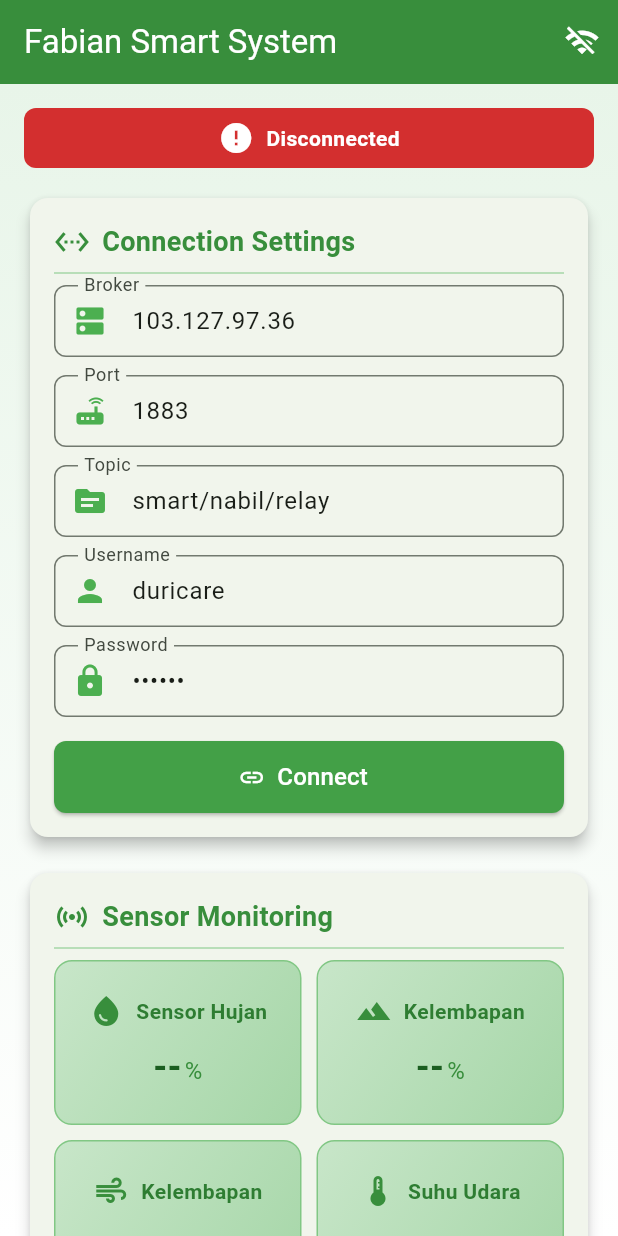
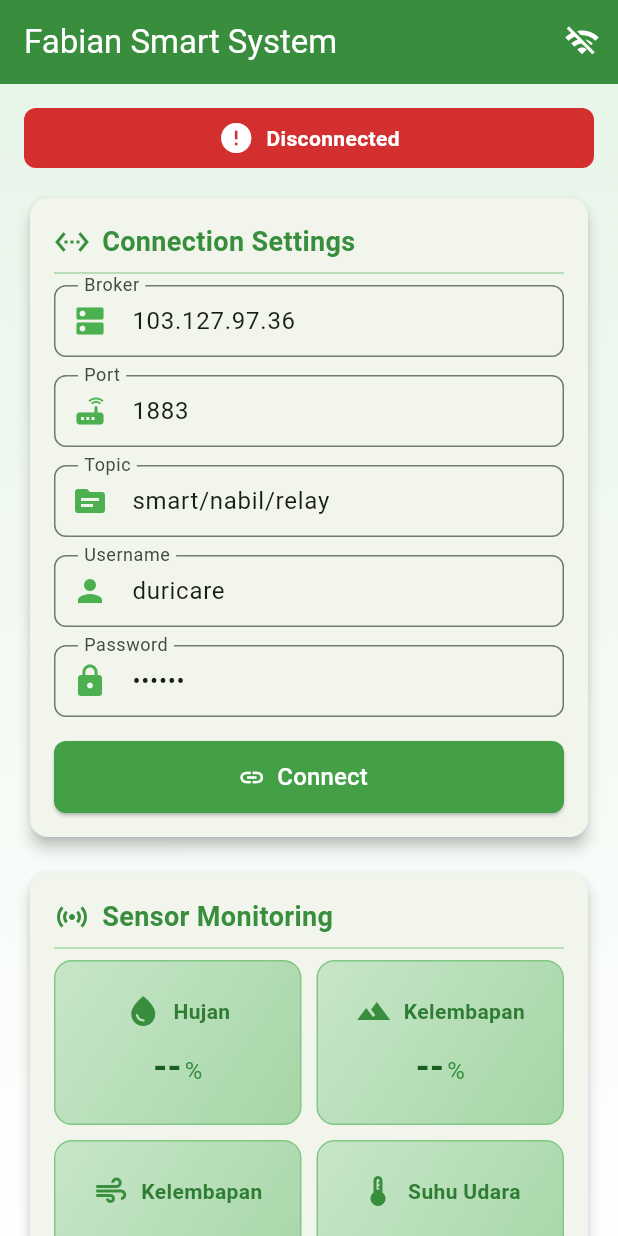
Before and after one commit to fabiannabil1/Controller-Relay-Sensor, a Flutter app: the screen it shows after launch, on a phone screen of 412 x 824 dp. Run offline on Flutter 3.47's test engine with Material 3 defaults, Android fonts, the phone set to English and light mode, and no system bars; missing offline and left inert: mqtt_client.

Commit message:
Update main.dart

```diff
--- a/lib/main.dart
+++ b/lib/main.dart
@@ -90,7 +90,7 @@ class _MQTTHomePageState extends State<MQTTHomePage> {
 
   // Sensor values with labels
   final Map<String, Map<String, dynamic>> _sensorValues = {
-    'S1': {'value': '--', 'label': 'Sensor Hujan', 'icon': Icons.water_drop},
+    'S1': {'value': '--', 'label': 'Hujan', 'icon': Icons.water_drop},
     'S2': {'value': '--', 'label': 'Kelembapan', 'icon': Icons.landscape},
     'S3': {'value': '--', 'label': 'Kelembapan', 'icon': Icons.air},
     'S4': {'value': '--', 'label': 'Suhu Udara', 'icon': Icons.thermostat},
```
